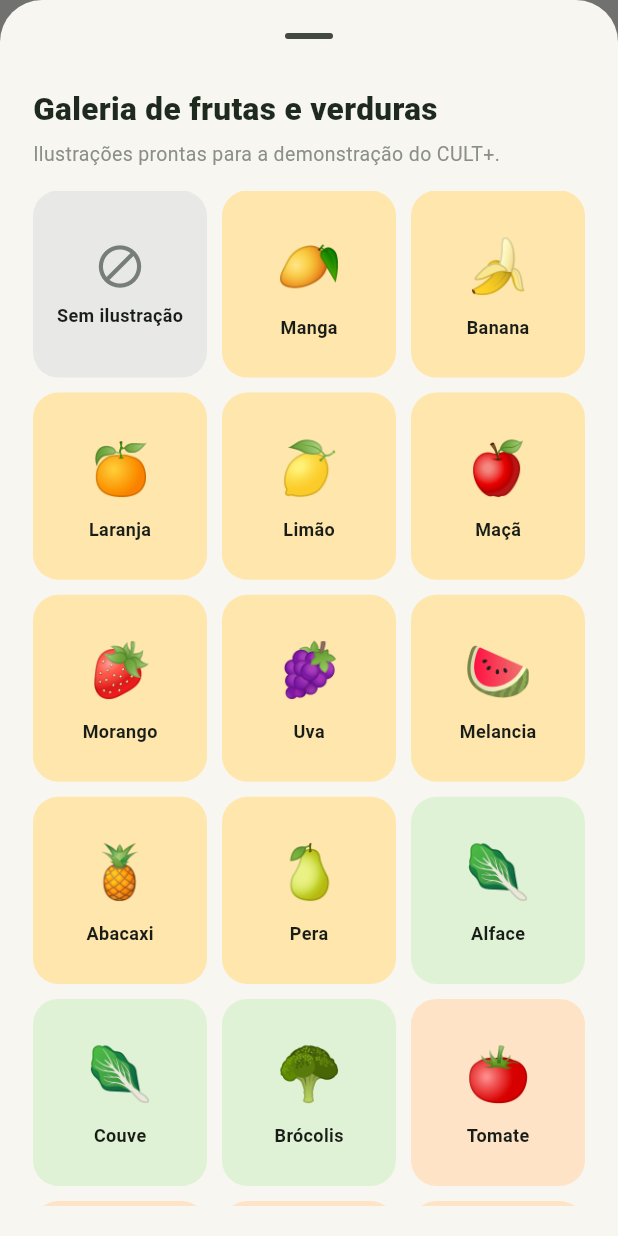
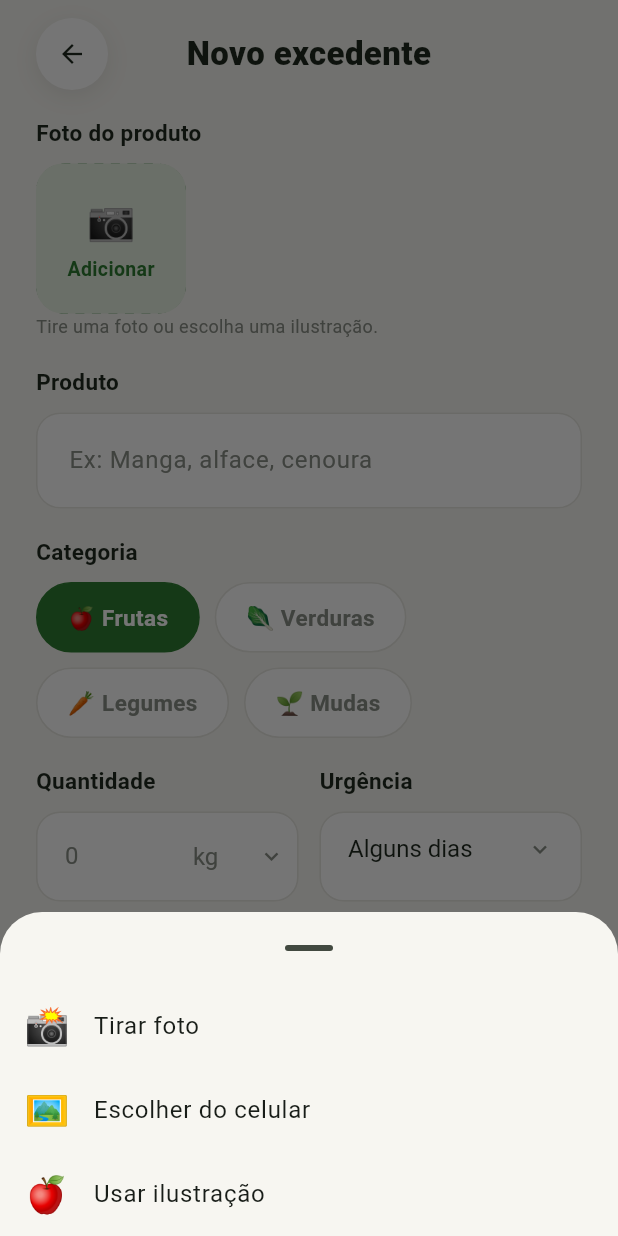
Before and after one commit to Henrique70638/PI_IV-TIME-28, a Flutter app: the PublicarPage screen opened directly, after a tap on "Adicionar", on a phone screen of 412 x 824 dp. Run offline on Flutter 3.47's test engine with Material 3 defaults, Android fonts, the phone set to English and light mode, and no system bars; our stand-ins replace image_picker.

Commit message:
permite tirar ou escolher foto no publicar

```diff
--- a/Front-End/app_flutter/lib/screens/publicar.dart
+++ b/Front-End/app_flutter/lib/screens/publicar.dart
@@ -5,6 +5,8 @@ import '../services/excedente_service.dart';
 import '../services/sessao.dart';
 import '../services/catalogo_produtos.dart';
 import 'editar_perfil.dart';
+import 'dart:typed_data';
+import 'package:image_picker/image_picker.dart';
 
 // cores da identidade visual
 // 0xFF diz que a cor é 100% opaca
@@ -35,6 +37,12 @@ class PublicarPage extends StatefulWidget {
 class _PublicarPageState extends State<PublicarPage> {
   // A galeria mostra ilustrações; não preenche anúncios automaticamente.
   final List<String> _fotos = [];
+
+  //foto de verdade em bytes, null quando nao tem foto
+  Uint8List? _fotoBytes;
+
+  //quem abre a camera e as fotos do celular
+  final ImagePicker _picker = ImagePicker();
 
   // Produto e quantidade começam vazios para evitar publicações de teste involuntárias.
   final _produtoController = TextEditingController();
@@ -149,10 +157,10 @@ class _PublicarPageState extends State<PublicarPage> {
                 child: Column(
                   crossAxisAlignment: CrossAxisAlignment.stretch,
                   children: [
-                    _rotulo('Ilustração do produto'),
+                    _rotulo('Foto do produto'),
                     _fotosProduto(),
                     const Text(
-                      'Escolha um desenho da galeria. Não substitui uma foto real.',
+                      'Tire uma foto ou escolha uma ilustração.',
                       style: TextStyle(color: corCinza, fontSize: 12),
                     ),
                     _rotulo('Produto'),
@@ -256,9 +264,48 @@ class _PublicarPageState extends State<PublicarPage> {
       spacing: 14,
       runSpacing: 14,
       children: [
+        //foto real aparece primeiro
+        if (_fotoBytes != null) _fotoReal(),
         //cria um quadradinho pra cada foto da lista
         for (int i = 0; i < _fotos.length; i++) _foto(i),
         _botaoAdicionarFoto(),
+      ],
+    );
+  }
+
+    //quadradinho com a foto de verdade e o X pra remover
+  Widget _fotoReal() {
+    return Stack(
+      clipBehavior: Clip.none,
+      children: [
+        //corta os cantos da foto pra ficar arredondada
+        ClipRRect(
+          borderRadius: BorderRadius.circular(18),
+          child: Image.memory(
+            _fotoBytes!,
+            width: 100,
+            height: 100,
+            //preenche o quadrado sem esticar a foto
+            fit: BoxFit.cover,
+          ),
+        ),
+        Positioned(
+          top: -8,
+          right: -8,
+          child: GestureDetector(
+            onTap: () => setState(() => _fotoBytes = null),
+            child: Container(
+              width: 28,
+              height: 28,
+              decoration: BoxDecoration(
+                color: corTexto,
+                shape: BoxShape.circle,
+                border: Border.all(color: corFundo, width: 2),
+              ),
+              child: const Icon(Icons.close, size: 15, color: Colors.white),
+            ),
+          ),
+        ),
       ],
     );
   }
@@ -303,6 +350,78 @@ class _PublicarPageState extends State<PublicarPage> {
         ),
       ],
     );
+  }
+
+  //menu com as 3 opcoes quando toca no adicionar
+  Future<void> _escolherOrigem() async {
+    final opcao = await showModalBottomSheet<String>(
+      context: context,
+      showDragHandle: true,
+      backgroundColor: corFundo,
+      builder: (context) => SafeArea(
+        top: false,
+        child: Column(
+          mainAxisSize: MainAxisSize.min,
+          children: [
+            ListTile(
+              leading: const Text('📸', style: TextStyle(fontSize: 24)),
+              title: const Text('Tirar foto'),
+              onTap: () => Navigator.pop(context, 'camera'),
+            ),
+            ListTile(
+              leading: const Text('🖼️', style: TextStyle(fontSize: 24)),
+              title: const Text('Escolher do celular'),
+              onTap: () => Navigator.pop(context, 'galeria'),
+            ),
+            ListTile(
+              leading: const Text('🍎', style: TextStyle(fontSize: 24)),
+              title: const Text('Usar ilustração'),
+              onTap: () => Navigator.pop(context, 'ilustracao'),
+            ),
+          ],
+        ),
+      ),
+    );
+
+    //fechou o menu sem escolher
+    if (!mounted || opcao == null) return;
+
+    //ilustracao continua usando a galeria de desenhos
+    if (opcao == 'ilustracao') {
+      _abrirGaleria();
+      return;
+    }
+
+    _pegarFoto(opcao == 'camera' ? ImageSource.camera : ImageSource.gallery);
+  }
+
+  //abre a camera ou as fotos e ja diminui a imagem pra caber no banco
+  Future<void> _pegarFoto(ImageSource origem) async {
+    try {
+      final arquivo = await _picker.pickImage(
+        source: origem,
+        maxWidth: 800,
+        imageQuality: 50,
+      );
+
+      //null quando a pessoa desiste
+      if (arquivo == null) return;
+
+      final bytes = await arquivo.readAsBytes();
+      if (!mounted) return;
+
+      //foto real substitui a ilustracao
+      setState(() {
+        _fotoBytes = bytes;
+        _fotos.clear();
+      });
+    } catch (_) {
+      //simulador do iphone e o mac nao tem camera
+      if (!mounted) return;
+      _mostrarMensagem(
+        'Não foi possível abrir a câmera. Tente escolher do celular.',
+      );
+    }
   }
 
   Future<void> _abrirGaleria() async {
@@ -419,10 +538,15 @@ class _PublicarPageState extends State<PublicarPage> {
     );
     if (!mounted || escolhido == null) return;
     if (escolhido.categoria == 'nenhuma') {
-      setState(() => _fotos.clear());
+      setState(() {
+        _fotos.clear();
+        _fotoBytes = null;
+      });
       return;
     }
     setState(() {
+      //ilustracao substitui a foto real
+      _fotoBytes = null;
       // O desenho acompanha o produto selecionado, sem fingir upload de imagem.
       _fotos
         ..clear()
@@ -446,7 +570,7 @@ class _PublicarPageState extends State<PublicarPage> {
 
   Widget _botaoAdicionarFoto() {
     return GestureDetector(
-      onTap: _abrirGaleria,
+      onTap: _escolherOrigem,
       //CustomPaint desenha a borda tracejada, o Flutter não tem pronta
       child: CustomPaint(
         painter: _BordaTracejada(),
```
